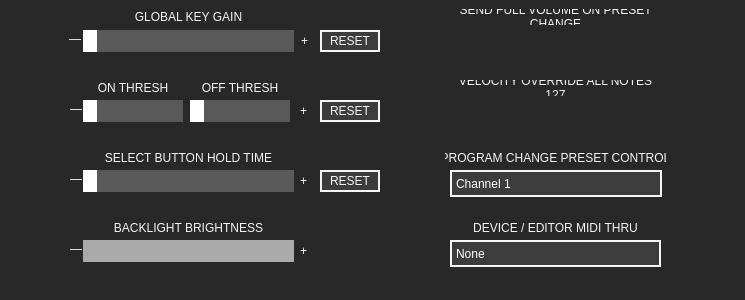
Before: the Qt Designer form QT/forms/settingsFormWin.ui in Muse-Kinetics/12-step-editor-qt6, drawn with Qt 5.
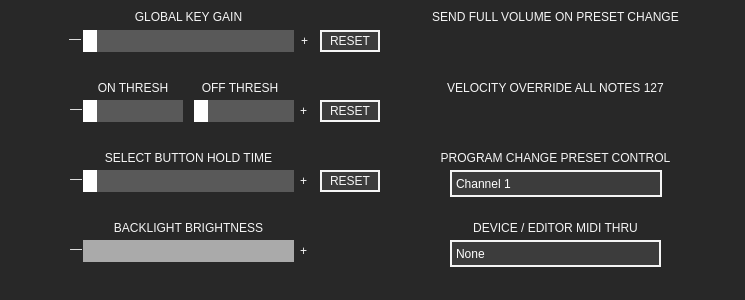
After: the same form once the commit is applied. Icons and pictures are not drawn.

The edit to the form file:
```diff
--- a/QT/forms/settingsFormWin.ui
+++ b/QT/forms/settingsFormWin.ui
@@ -389,9 +389,9 @@
   <widget class="QLabel" name="label_thru">
    <property name="geometry">
     <rect>
-     <x>450</x>
+     <x>400</x>
      <y>220</y>
-     <width>211</width>
+     <width>311</width>
      <height>16</height>
     </rect>
    </property>
@@ -615,9 +615,9 @@
   <widget class="QLabel" name="label_select">
    <property name="geometry">
     <rect>
-     <x>73</x>
+     <x>18</x>
      <y>150</y>
-     <width>231</width>
+     <width>341</width>
      <height>16</height>
     </rect>
    </property>
@@ -653,9 +653,9 @@
   <widget class="QLabel" name="label_progchg">
    <property name="geometry">
     <rect>
-     <x>445</x>
+     <x>400</x>
      <y>150</y>
-     <width>221</width>
+     <width>311</width>
      <height>16</height>
     </rect>
    </property>
@@ -723,9 +723,9 @@
   <widget class="QLabel" name="label_send_volume">
    <property name="geometry">
     <rect>
-     <x>450</x>
+     <x>400</x>
      <y>9</y>
-     <width>211</width>
+     <width>311</width>
      <height>16</height>
     </rect>
    </property>
@@ -742,7 +742,7 @@
   <widget class="QSlider" name="offThreshold">
    <property name="geometry">
     <rect>
-     <x>190</x>
+     <x>194</x>
      <y>100</y>
      <width>100</width>
      <height>22</height>
@@ -1122,9 +1122,9 @@
   <widget class="QLabel" name="label_velocity">
    <property name="geometry">
     <rect>
-     <x>450</x>
+     <x>400</x>
      <y>80</y>
-     <width>211</width>
+     <width>311</width>
      <height>16</height>
     </rect>
    </property>
@@ -1157,9 +1157,9 @@
   <widget class="QLabel" name="label_backlight_brightness">
    <property name="geometry">
     <rect>
-     <x>83</x>
+     <x>18</x>
      <y>220</y>
-     <width>211</width>
+     <width>341</width>
      <height>16</height>
     </rect>
    </property>
```
